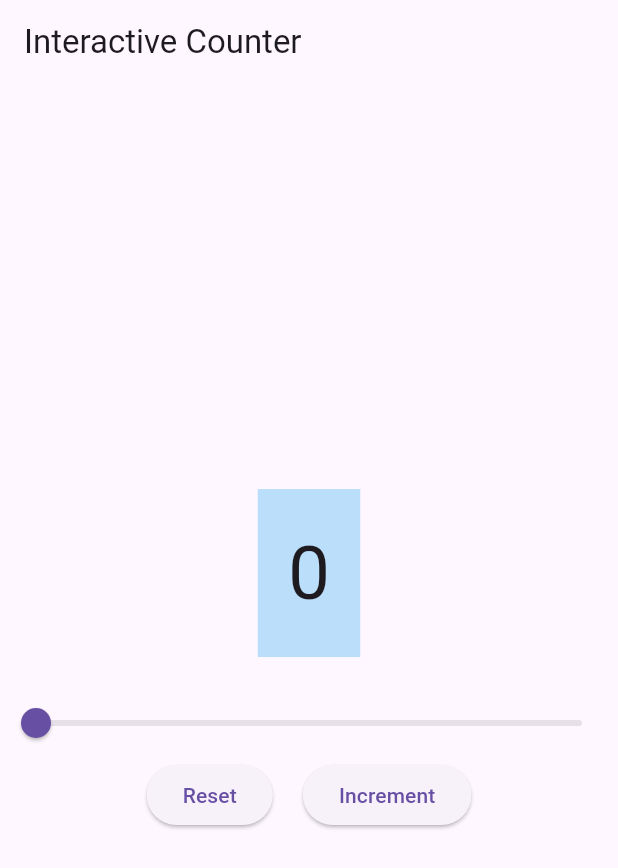
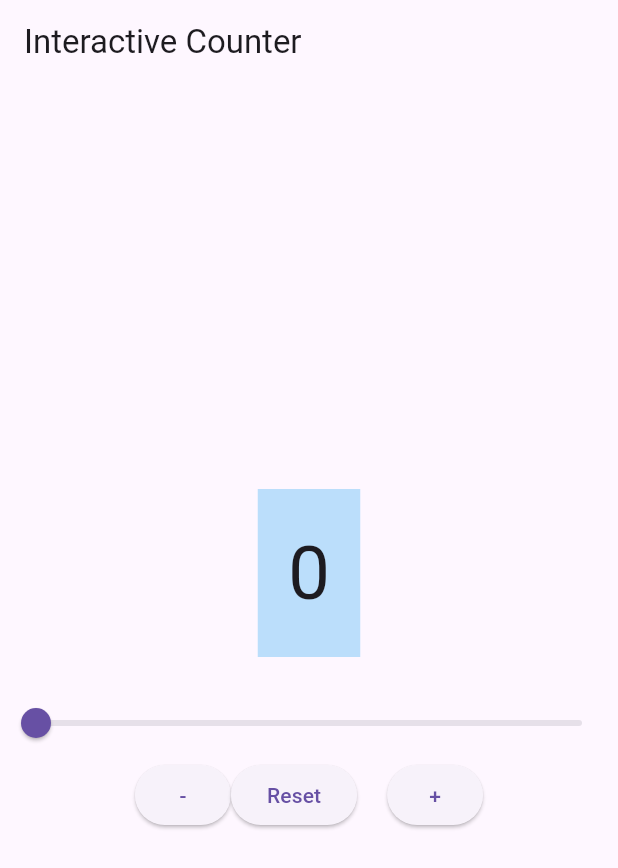
Before and after one commit to AinzOolGown/inclass2, a Flutter app: the screen it shows after launch, after a tap on "Reset", on a phone screen of 412 x 824 dp. Shown: the top 868 px of the screen. Run offline on Flutter 3.47's test engine with Material 3 defaults, Android fonts, the phone set to English and light mode, and no system bars; our stand-ins replace confetti.

Commit message:
finished up stage 2.1

```diff
--- a/inClass4/inclass4/lib/main.dart
+++ b/inClass4/inclass4/lib/main.dart
@@ -57,6 +57,14 @@ class _CounterWidgetState extends State<CounterWidget> {
               ElevatedButton(
                 onPressed: () {
                   setState(() {
+                    _counter -= 1; // Decrement counter
+                  });
+                },
+                child: Text('-'),
+              ),
+              ElevatedButton(
+                onPressed: () {
+                  setState(() {
                     _counter = 0; // Reset counter
                   });
                 },
@@ -69,7 +77,7 @@ class _CounterWidgetState extends State<CounterWidget> {
                     _counter += 1; // Increment counter
                   });
                 },
-                child: Text('Increment'),
+                child: Text('+'),
               ),
             ],
           )
```
